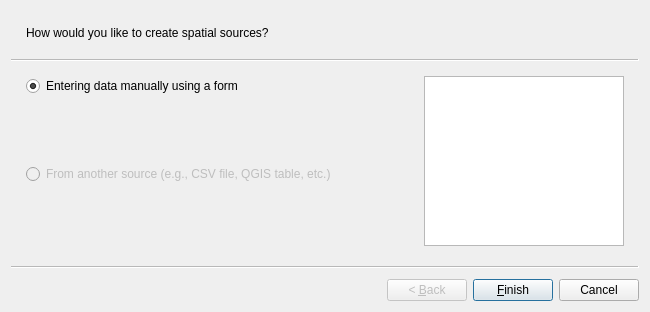
Old version of the form asistente_ladm_col/ui/wiz_create_spatial_source_cadastre.ui in the repository SwissTierrasColombia/Asistente-LADM-COL.
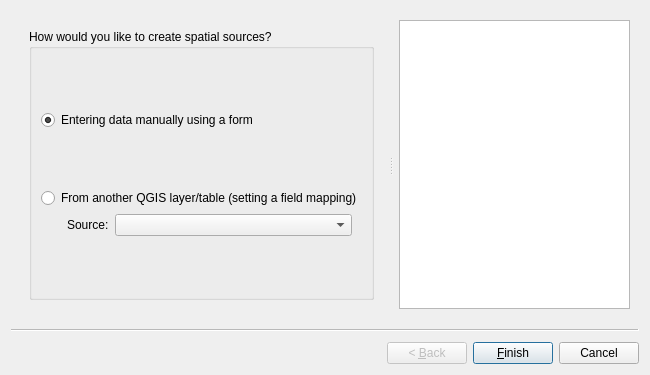
New version of the form. Custom widgets are drawn as their Qt base class.

Commit message: [gui] Show ETL model from 'Spatial Source' wizard

Diff of the .ui file:
```diff
--- a/asistente_ladm_col/ui/wiz_create_spatial_source_cadastre.ui
+++ b/asistente_ladm_col/ui/wiz_create_spatial_source_cadastre.ui
@@ -7,7 +7,7 @@
     <x>0</x>
     <y>0</y>
     <width>650</width>
-    <height>312</height>
+    <height>375</height>
    </rect>
   </property>
   <property name="windowTitle">
@@ -15,13 +15,52 @@
   </property>
   <widget class="QWizardPage" name="wizardPage1">
    <property name="subTitle">
-    <string>How would you like to create spatial sources?</string>
+    <string/>
    </property>
    <layout class="QGridLayout" name="gridLayout">
     <item row="0" column="0">
-     <layout class="QVBoxLayout" name="verticalLayout">
-      <item>
-       <widget class="QRadioButton" name="rad_party_create">
+     <widget class="QSplitter" name="splitter_3">
+      <property name="sizePolicy">
+       <sizepolicy hsizetype="Expanding" vsizetype="Expanding">
+        <horstretch>0</horstretch>
+        <verstretch>0</verstretch>
+       </sizepolicy>
+      </property>
+      <property name="orientation">
+       <enum>Qt::Horizontal</enum>
+      </property>
+      <property name="handleWidth">
+       <number>16</number>
+      </property>
+      <widget class="QFrame" name="frame_3">
+       <property name="sizePolicy">
+        <sizepolicy hsizetype="Expanding" vsizetype="Expanding">
+         <horstretch>2</horstretch>
+         <verstretch>0</verstretch>
+        </sizepolicy>
+       </property>
+       <layout class="QGridLayout" name="gridLayout_8">
+        <item row="0" column="0">
+         <widget class="QGroupBox" name="gbx_page_2">
+          <property name="title">
+           <string>How would you like to create spatial sources?</string>
+          </property>
+          <layout class="QGridLayout" name="gridLayout_9">
+           <item row="0" column="0">
+            <spacer name="verticalSpacer_6">
+             <property name="orientation">
+              <enum>Qt::Vertical</enum>
+             </property>
+             <property name="sizeHint" stdset="0">
+              <size>
+               <width>20</width>
+               <height>40</height>
+              </size>
+             </property>
+            </spacer>
+           </item>
+           <item row="1" column="0">
+            <widget class="QRadioButton" name="rad_create_manually">
         <property name="text">
          <string>Entering data manually using a form</string>
         </property>
@@ -30,8 +69,8 @@
         </property>
        </widget>
       </item>
-      <item>
-       <spacer name="verticalSpacer_2">
+           <item row="2" column="0">
+            <spacer name="verticalSpacer_7">
         <property name="orientation">
          <enum>Qt::Vertical</enum>
         </property>
@@ -43,51 +82,105 @@
         </property>
        </spacer>
       </item>
-      <item>
-       <widget class="QRadioButton" name="rad_party_from_list">
+           <item row="3" column="0">
+            <widget class="QRadioButton" name="rad_refactor">
         <property name="enabled">
-         <bool>false</bool>
+              <bool>true</bool>
         </property>
         <property name="text">
-         <string>From another source (e.g., CSV file, QGIS table, etc.)</string>
+              <string>From another QGIS layer/table (setting a field mapping)</string>
         </property>
        </widget>
       </item>
+           <item row="4" column="0">
+            <layout class="QHBoxLayout" name="horizontalLayout_3">
+             <property name="leftMargin">
+              <number>26</number>
+             </property>
+             <property name="rightMargin">
+              <number>10</number>
+             </property>
       <item>
-       <spacer name="verticalSpacer">
-        <property name="orientation">
-         <enum>Qt::Vertical</enum>
-        </property>
-        <property name="sizeHint" stdset="0">
-         <size>
-          <width>20</width>
-          <height>40</height>
-         </size>
-        </property>
-       </spacer>
-      </item>
-     </layout>
-    </item>
-    <item row="0" column="1">
-     <widget class="QTextBrowser" name="txt_help_page_1">
+              <widget class="QLabel" name="lbl_refactor_source">
+               <property name="sizePolicy">
+                <sizepolicy hsizetype="Preferred" vsizetype="Preferred">
+                 <horstretch>0</horstretch>
+                 <verstretch>0</verstretch>
+                </sizepolicy>
+               </property>
+               <property name="text">
+                <string>Source:</string>
+               </property>
+              </widget>
+             </item>
+             <item>
+              <widget class="QgsMapLayerComboBox" name="mMapLayerComboBox">
+               <property name="sizePolicy">
+                <sizepolicy hsizetype="Expanding" vsizetype="Fixed">
+                 <horstretch>0</horstretch>
+                 <verstretch>0</verstretch>
+                </sizepolicy>
+               </property>
       <property name="maximumSize">
        <size>
-        <width>200</width>
+                 <width>300</width>
         <height>16777215</height>
        </size>
       </property>
-      <property name="html">
-       <string>&lt;!DOCTYPE HTML PUBLIC &quot;-//W3C//DTD HTML 4.0//EN&quot; &quot;http://www.w3.org/TR/REC-html40/strict.dtd&quot;&gt;
-&lt;html&gt;&lt;head&gt;&lt;meta name=&quot;qrichtext&quot; content=&quot;1&quot; /&gt;&lt;style type=&quot;text/css&quot;&gt;
-p, li { white-space: pre-wrap; }
-&lt;/style&gt;&lt;/head&gt;&lt;body style=&quot; font-family:'Ubuntu'; font-size:11pt; font-weight:400; font-style:normal;&quot;&gt;
-&lt;p style=&quot;-qt-paragraph-type:empty; margin-top:0px; margin-bottom:0px; margin-left:0px; margin-right:0px; -qt-block-indent:0; text-indent:0px;&quot;&gt;&lt;br /&gt;&lt;/p&gt;&lt;/body&gt;&lt;/html&gt;</string>
-      </property>
+               <property name="allowEmptyLayer">
+                <bool>true</bool>
+               </property>
+               <property name="showCrs">
+                <bool>false</bool>
+               </property>
      </widget>
     </item>
    </layout>
-  </widget>
- </widget>
+           </item>
+           <item row="5" column="0">
+            <spacer name="verticalSpacer_8">
+             <property name="orientation">
+              <enum>Qt::Vertical</enum>
+             </property>
+             <property name="sizeHint" stdset="0">
+              <size>
+               <width>20</width>
+               <height>40</height>
+              </size>
+             </property>
+            </spacer>
+           </item>
+          </layout>
+         </widget>
+        </item>
+       </layout>
+      </widget>
+      <widget class="QTextBrowser" name="txt_help_page_1">
+       <property name="sizePolicy">
+        <sizepolicy hsizetype="Expanding" vsizetype="Expanding">
+         <horstretch>0</horstretch>
+         <verstretch>0</verstretch>
+        </sizepolicy>
+       </property>
+       <property name="accessibleName">
+        <string/>
+       </property>
+       <property name="openLinks">
+        <bool>false</bool>
+       </property>
+      </widget>
+     </widget>
+    </item>
+   </layout>
+  </widget>
+ </widget>
+ <customwidgets>
+  <customwidget>
+   <class>QgsMapLayerComboBox</class>
+   <extends>QComboBox</extends>
+   <header>qgis.gui</header>
+  </customwidget>
+ </customwidgets>
  <resources/>
  <connections/>
 </ui>
```
Lines whose indentation alone changed are shown as unchanged. The commit also changes 1 other file.
